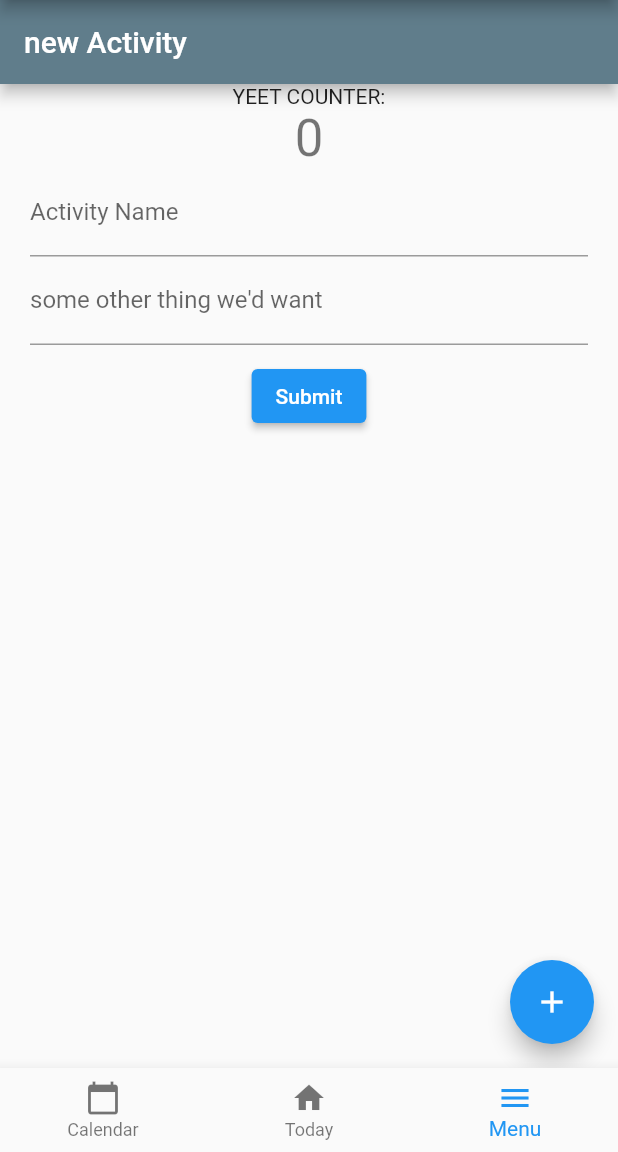
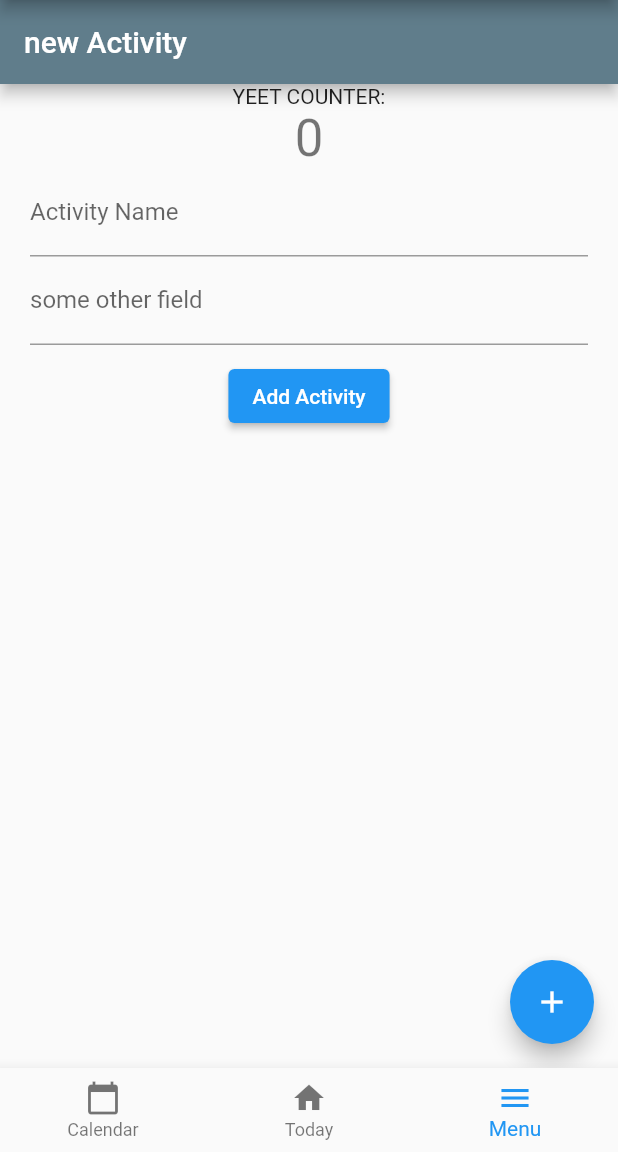
Before and after one commit to vir-technologies/StaySafeUwu, a Flutter app: the screen it shows after launch, item 3 of the bottom bar chosen, on a phone screen of 412 x 824 dp, the part 84-1236 px from its top. Run offline on Flutter 3.47's test engine with Material 2 defaults, Android fonts, the light colour scheme and no system bars; our stand-ins replace flutter_calendar_carousel.

Commit message:
textfield and buttons take in the field's values

```diff
--- a/hackon/lib/widgets/ActivityAdder.dart
+++ b/hackon/lib/widgets/ActivityAdder.dart
@@ -26,8 +26,17 @@ class _ActivityAdderState extends State<ActivityAdder> {
   // Note: This is a `GlobalKey<FormState>`,
   // not a GlobalKey<MyCustomFormState>.
   final _formKey = GlobalKey<FormState>();
+  final nameController = TextEditingController();
+  final otherController = TextEditingController();
 
   int _counter = 0;
+
+  @override
+  void dispose() {
+    // Clean up the controller(s) when the widget is disposed.
+    nameController.dispose();
+    super.dispose();
+  }
 
   void _incrementCounter() {
     setState(() {
@@ -36,7 +45,12 @@ class _ActivityAdderState extends State<ActivityAdder> {
     });
   }
 
-  Padding textField(String labelText) {
+  // adds a textfield.
+  // invalidCondition is a function in a form of (x) => [boolean expression]
+  // x is the "value" of the texfield input. eg. if it cant be empty:
+
+  Padding textField(String labelText, TextEditingController controller,
+      [String? invalidMessage, bool Function(String?)? isInvalid]) {
     return Padding(
       padding: EdgeInsets.symmetric(
         horizontal: 20.0,
@@ -45,11 +59,10 @@ class _ActivityAdderState extends State<ActivityAdder> {
         decoration: InputDecoration(
           labelText: labelText,
         ),
-        // The validator receives the text that the user has entered.
         validator: (value) {
-          if (value == null || value.isEmpty) {
-            return 'Please enter some text';
-          }
+          if (isInvalid != null && isInvalid(value)) {
+            return invalidMessage;
+          } else
             return null;
         },
       ),
@@ -77,38 +90,24 @@ class _ActivityAdderState extends State<ActivityAdder> {
             Form(
               key: _formKey,
               child: Column(children: <Widget>[
-                Padding(
-                  padding: EdgeInsets.symmetric(
-                    horizontal: 20.0,
-                  ),
-                  child: TextFormField(
-                    decoration: InputDecoration(
-                      labelText: "Activity Name",
-                    ),
-                    // The validator receives the text that the user has entered.
-                    validator: (value) {
-                      if (value == null || value.isEmpty) {
-                        return 'Please enter some text';
-                      }
-                      return null;
-                    },
-                  ),
-                ),
-                textField("some other thing we'd want"),
+                textField("Activity Name", nameController, "cannot be empty",
+                    (x) => (x == null || x.isEmpty)),
+                textField(
+                    "some other field", otherController), // todo: delete this
                 Container(
                   margin: EdgeInsets.symmetric(
                     vertical: 10.0,
                   ),
                   child: ElevatedButton(
+                      child: Text('Add Activity'),
                       onPressed: () {
                         if (_formKey.currentState!.validate()) {
                           // if valid, display snackbar (pop-up at bottom screen)
                           ScaffoldMessenger.of(context).showSnackBar(
                               SnackBar(content: Text('Activity saved')));
+                          addActivityToCalendar();
                         }
-                    },
-                    child: Text('Submit'),
-                  ),
+                      }),
                 ),
               ]),
             ),
@@ -116,10 +115,17 @@ class _ActivityAdderState extends State<ActivityAdder> {
         ),
       ),
       floatingActionButton: FloatingActionButton(
+        // this one can be deleted, but it looks neat
         onPressed: _incrementCounter,
         tooltip: 'Increments the counter',
         child: Icon(Icons.add),
-      ), // This trailing comma makes auto-formatting nicer for build methods.
+      ),
     );
   }
+
+  //  makes activity and adds it to calendar based on textbox values
+  void addActivityToCalendar() {
+    print("adding activity:" + nameController.text);
+    // stub
   }
+}
```
Lines whose indentation alone changed are shown as unchanged.
